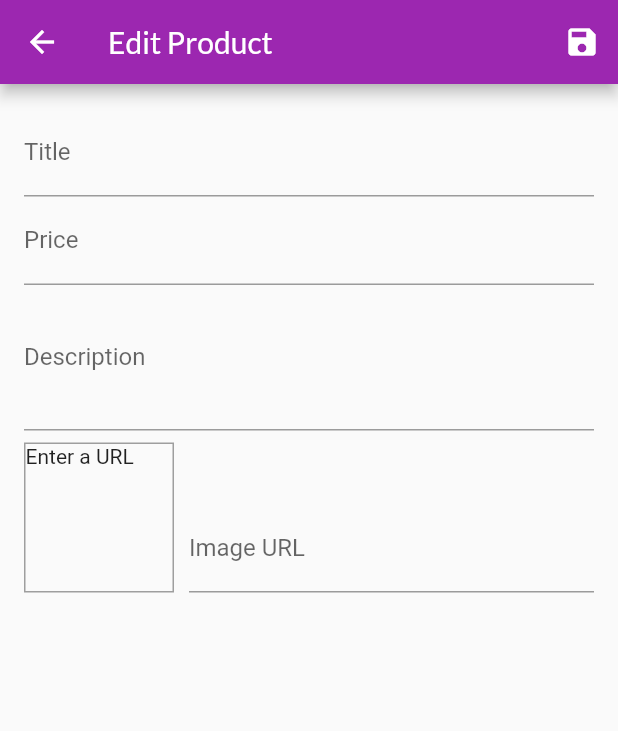
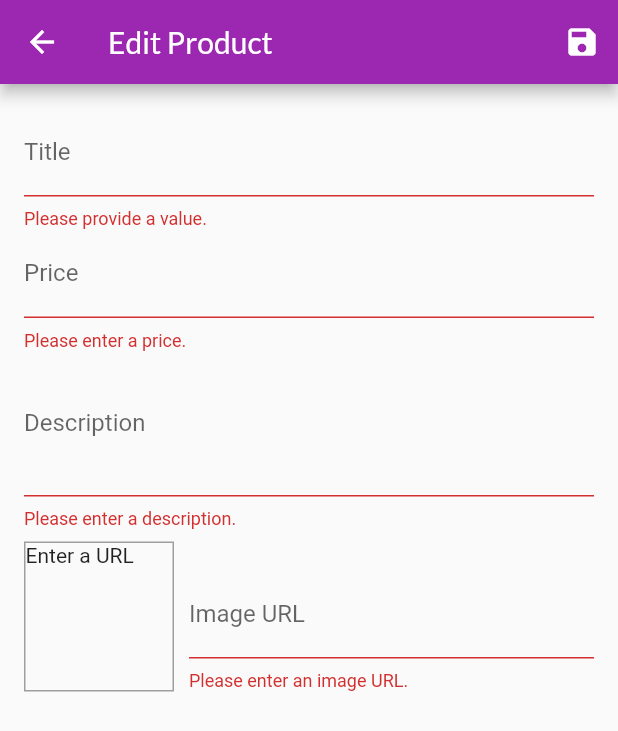
Before and after one commit to kittichanr/flutter_shop_app, a Flutter app: the EditProductScreen screen opened by its route, after a tap on the "save" icon, on a phone screen of 412 x 824 dp. Shown: the top 731 px of the screen. Run offline on Flutter 3.47's test engine with Material 2 defaults, Android fonts, the phone set to English and light mode, and no system bars; network calls fail.

Commit message:
add all validation form

```diff
--- a/lib/screens/edit_product_screen.dart
+++ b/lib/screens/edit_product_screen.dart
@@ -13,7 +13,7 @@ class _EditProductScreenState extends State<EditProductScreen> {
   final _descriptionFocusNode = FocusNode();
   final _imageUrlFocusNode = FocusNode();
   final _imageUrlController = TextEditingController();
-  final _form = GlobalKey<FormState>();
+  final GlobalKey<FormState> _form = new GlobalKey<FormState>();
   var _edittedProduct = Product(
     id: null,
     title: '',
@@ -30,11 +30,11 @@ class _EditProductScreenState extends State<EditProductScreen> {
 
   @override
   void dispose() {
+    _imageUrlFocusNode.removeListener(_updateImageUrl);
     _priceFocusNode.dispose();
     _descriptionFocusNode.dispose();
     _imageUrlController.dispose();
     _imageUrlFocusNode.dispose();
-    _imageUrlFocusNode.removeListener(_updateImageUrl);
     super.dispose();
   }
 
@@ -45,11 +45,11 @@ class _EditProductScreenState extends State<EditProductScreen> {
   }
 
   void _saveForm() {
+    final isValid = _form.currentState.validate();
+    if (!isValid) {
+      return;
+    }
     _form.currentState.save();
-    print(_edittedProduct.title);
-    print(_edittedProduct.price);
-    print(_edittedProduct.description);
-    print(_edittedProduct.imageUrl);
   }
 
   @override
@@ -57,7 +57,9 @@ class _EditProductScreenState extends State<EditProductScreen> {
     return Scaffold(
       appBar: AppBar(
         title: Text('Edit Product'),
-        actions: [IconButton(icon: Icon(Icons.save), onPressed: _saveForm)],
+        actions: [
+          IconButton(icon: Icon(Icons.save), onPressed: () => _saveForm())
+        ],
       ),
       body: Padding(
         padding: const EdgeInsets.all(16.0),
@@ -71,10 +73,16 @@ class _EditProductScreenState extends State<EditProductScreen> {
                   onFieldSubmitted: (_) {
                     FocusScope.of(context).requestFocus(_priceFocusNode);
                   },
-                  onSaved: (newValue) {
+                  validator: (value) {
+                    if (value.isEmpty) {
+                      return 'Please provide a value.';
+                    }
+                    return null;
+                  },
+                  onSaved: (value) {
                     _edittedProduct = Product(
                       id: null,
-                      title: newValue,
+                      title: value,
                       price: _edittedProduct.price,
                       description: _edittedProduct.description,
                       imageUrl: _edittedProduct.imageUrl,
@@ -89,11 +97,23 @@ class _EditProductScreenState extends State<EditProductScreen> {
                   onFieldSubmitted: (_) {
                     FocusScope.of(context).requestFocus(_descriptionFocusNode);
                   },
-                  onSaved: (newValue) {
+                  validator: (value) {
+                    if (value.isEmpty) {
+                      return 'Please enter a price.';
+                    }
+                    if (double.tryParse(value) == null) {
+                      return 'Please enter a valid number.';
+                    }
+                    if (double.parse(value) <= 0) {
+                      return 'Please enter a number greater than 0';
+                    }
+                    return null;
+                  },
+                  onSaved: (value) {
                     _edittedProduct = Product(
                       id: null,
                       title: _edittedProduct.title,
-                      price: double.parse(newValue),
+                      price: double.parse(value),
                       description: _edittedProduct.description,
                       imageUrl: _edittedProduct.imageUrl,
                     );
@@ -105,12 +125,21 @@ class _EditProductScreenState extends State<EditProductScreen> {
                   keyboardType: TextInputType.multiline,
                   textInputAction: TextInputAction.next,
                   focusNode: _descriptionFocusNode,
-                  onSaved: (newValue) {
+                  validator: (value) {
+                    if (value.isEmpty) {
+                      return 'Please enter a description.';
+                    }
+                    if (value.length < 10) {
+                      return 'Should be at 10 characters long.';
+                    }
+                    return null;
+                  },
+                  onSaved: (value) {
                     _edittedProduct = Product(
                       id: null,
                       title: _edittedProduct.title,
                       price: _edittedProduct.price,
-                      description: newValue,
+                      description: value,
                       imageUrl: _edittedProduct.imageUrl,
                     );
                   },
@@ -138,13 +167,28 @@ class _EditProductScreenState extends State<EditProductScreen> {
                         textInputAction: TextInputAction.done,
                         controller: _imageUrlController,
                         focusNode: _imageUrlFocusNode,
-                        onSaved: (newValue) {
+                        validator: (value) {
+                          if (value.isEmpty) {
+                            return 'Please enter an image URL.';
+                          }
+                          if (!value.startsWith('http') &&
+                              !value.startsWith('https')) {
+                            return 'Please enter a valid URL';
+                          }
+                          if (!value.endsWith('.png') &&
+                              !value.endsWith('.jpg') &&
+                              !value.endsWith('.jpeg')) {
+                            return 'Please enter a valid image URL';
+                          }
+                          return null;
+                        },
+                        onSaved: (value) {
                           _edittedProduct = Product(
                             id: null,
                             title: _edittedProduct.title,
                             price: _edittedProduct.price,
                             description: _edittedProduct.description,
-                            imageUrl: newValue,
+                            imageUrl: value,
                           );
                         },
                         onFieldSubmitted: (_) => _saveForm(),
```
